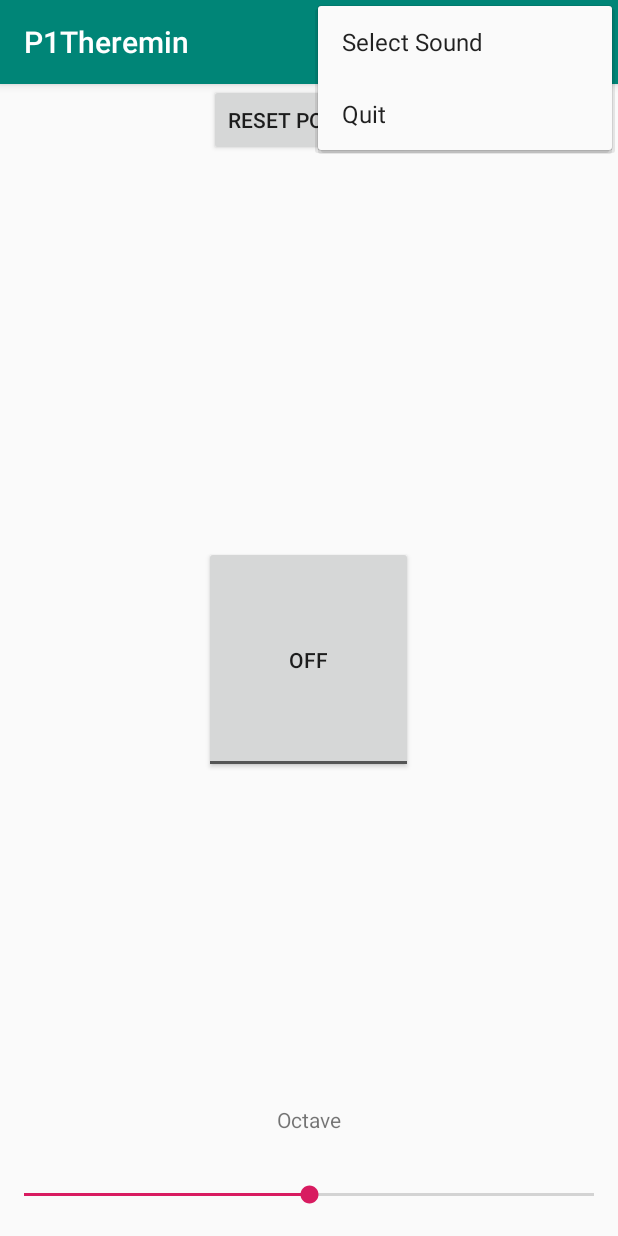
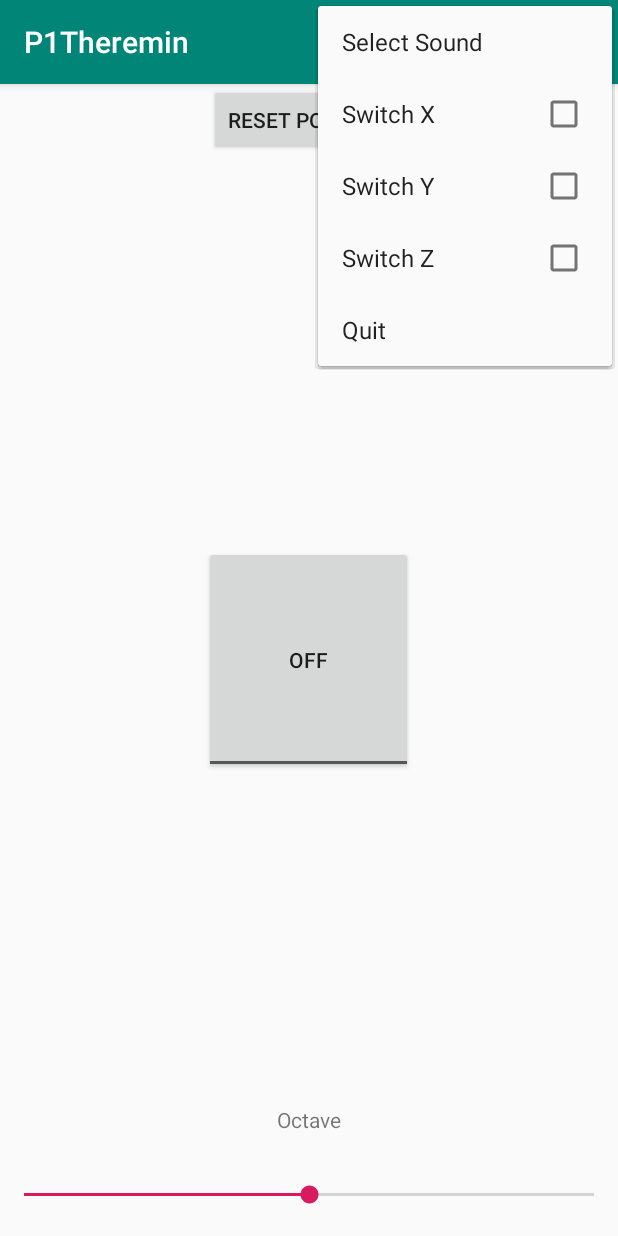
Before and after one commit to jam14j/P1Theremin, an Android app: the screen it shows after launch (MainActivity), with the options menu open, on a phone screen of 412 x 824 dp. Run offline under Robolectric (Android 15) with nearby library versions, the light colour scheme and no system bars.

Commit message:
Changed sensor type to TYPE_GYROSCOPE. Works a lot better, especially in emulators. Added pitch control to Y axis and buttons to invert the values of the coordinates in the context menu.

```diff
--- a/app/src/main/res/menu/mainmenu.xml
+++ b/app/src/main/res/menu/mainmenu.xml
@@ -2,6 +2,21 @@
 <menu xmlns:android="http://schemas.android.com/apk/res/android">
     <item android:id="@+id/selectSoundOption"
         android:title="@string/selectSound"/>
+    <item android:id="@+id/switchX"
+        android:titleCondensed="Persist"
+        android:title="Switch X"
+        android:icon="@android:drawable/ic_menu_preferences"
+        android:checkable="true" />
+    <item android:id="@+id/switchY"
+        android:titleCondensed="Persist"
+        android:title="Switch Y"
+        android:icon="@android:drawable/ic_menu_preferences"
+        android:checkable="true" />
+    <item android:id="@+id/switchZ"
+        android:titleCondensed="Persist"
+        android:title="Switch Z"
+        android:icon="@android:drawable/ic_menu_preferences"
+        android:checkable="true" />
     <item android:id="@+id/close"
           android:title="@string/quit"/>
 </menu>
```
Also changed, not shown: app/src/main/java/edu/fsu/cs/p1theremin/MainActivity.java (+31 -0 lines), app/src/main/java/edu/fsu/cs/p1theremin/ThereminService.java (+36 -19 lines).
